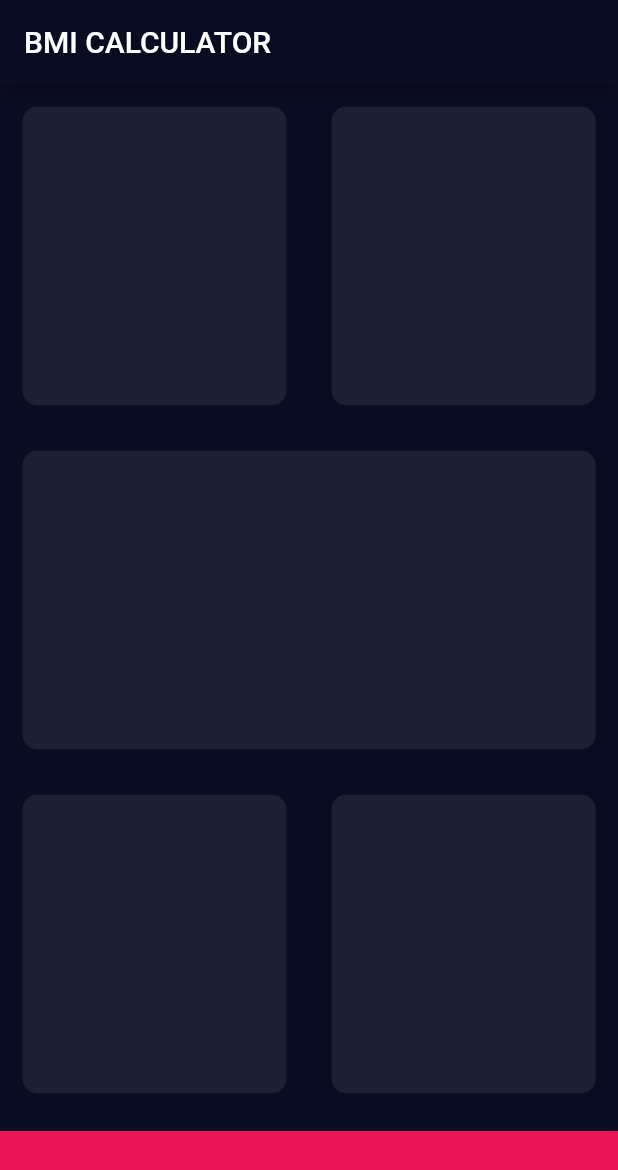
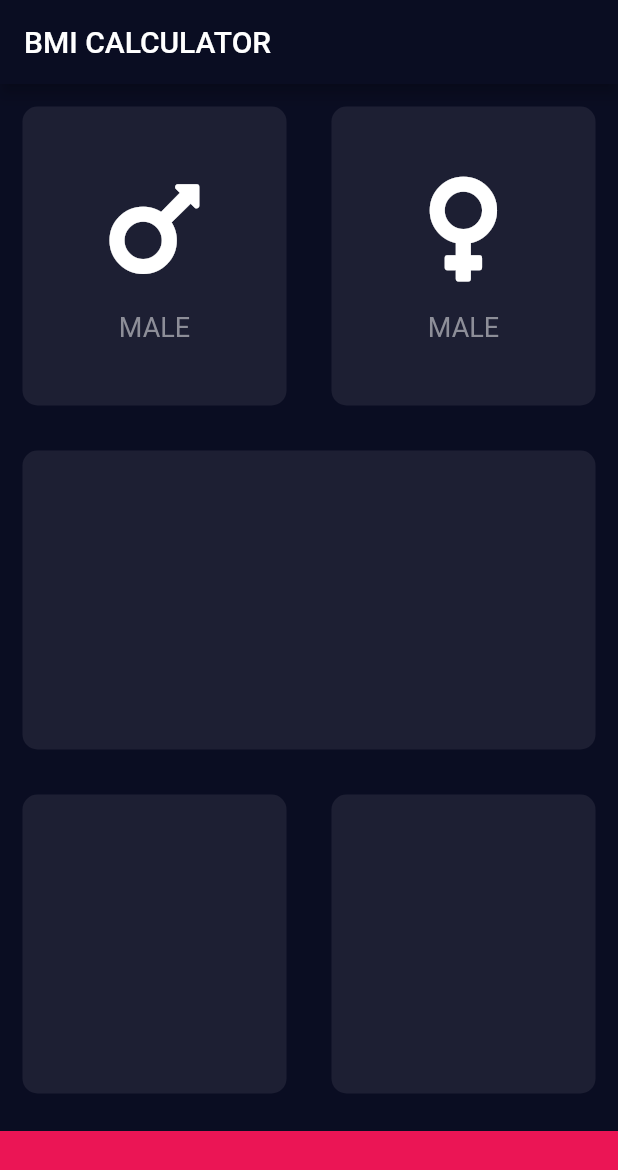
Before and after one commit to TeddyJubu/bmi-calculator-practice, a Flutter app: the screen it shows after launch, on a phone screen of 412 x 824 dp. Shown: the top 1170 px of the screen. Run offline on Flutter 3.47's test engine with Material 2 defaults, Android fonts, the phone set to English and light mode, and no system bars; our stand-ins replace font_awesome_flutter.

Commit message:
Top Icon added and 2 new dart file added named reusable_card and icon_content

```diff
--- /dev/null
+++ b/lib/icon_content.dart
@@ -0,0 +1,29 @@
+import 'package:flutter/material.dart';
+
+class TopCards extends StatelessWidget {
+  const TopCards({@required this.icon, @required this.text});
+  final IconData icon;
+  final String text;
+  @override
+  Widget build(BuildContext context) {
+    return Column(
+      mainAxisAlignment: MainAxisAlignment.center,
+      children: <Widget>[
+        Icon(
+          icon,
+          size: 80.0,
+        ),
+        SizedBox(
+          height: 15.0,
+        ),
+        Text(
+          'MALE',
+          style: TextStyle(
+            fontSize: 18.0,
+            color: Color(0xFF8D8E98),
+          ),
+        )
+      ],
+    );
+  }
+}
--- a/lib/input_page.dart
+++ b/lib/input_page.dart
@@ -1,5 +1,9 @@
 import 'package:flutter/cupertino.dart';
 import 'package:flutter/material.dart';
+import 'package:font_awesome_flutter/font_awesome_flutter.dart';
+
+import 'icon_content.dart';
+import 'reusable_card.dart';
 
 const reusableCardColor = 0xff1D1F33;
 const bottomButtonColor = Color(0xffeb1555);
@@ -23,11 +27,19 @@ class _InputPageState extends State<InputPage> {
               children: <Widget>[
                 Expanded(
                   child: ReusableCard(
+                    cardChild: TopCards(
+                      icon: FontAwesomeIcons.mars,
+                      text: "MALE",
+                    ),
                     colour: Color(reusableCardColor),
                   ),
                 ),
                 Expanded(
                   child: ReusableCard(
+                    cardChild: TopCards(
+                      icon: FontAwesomeIcons.venus,
+                      text: "FEMALE",
+                    ),
                     colour: Color(reusableCardColor),
                   ),
                 ),
@@ -72,20 +84,3 @@ class _InputPageState extends State<InputPage> {
     );
   }
 }
-
-class ReusableCard extends StatelessWidget {
-  ReusableCard({this.colour});
-
-  final Color colour;
-
-  @override
-  Widget build(BuildContext context) {
-    return Container(
-      margin: EdgeInsets.all(15.0),
-      decoration: BoxDecoration(
-        color: colour,
-        borderRadius: BorderRadius.circular(10.0),
-      ),
-    );
-  }
-}
--- /dev/null
+++ b/lib/reusable_card.dart
@@ -0,0 +1,20 @@
+import 'package:flutter/material.dart';
+
+class ReusableCard extends StatelessWidget {
+  ReusableCard({@required this.colour, this.cardChild});
+
+  final Color colour;
+  final Widget cardChild;
+
+  @override
+  Widget build(BuildContext context) {
+    return Container(
+      child: cardChild,
+      margin: EdgeInsets.all(15.0),
+      decoration: BoxDecoration(
+        color: colour,
+        borderRadius: BorderRadius.circular(10.0),
+      ),
+    );
+  }
+}
--- a/pubspec.yaml
+++ b/pubspec.yaml
@@ -11,6 +11,7 @@ dependencies:
     sdk: flutter
 
   cupertino_icons: ^0.1.2
+  font_awesome_flutter: ^8.8.1
 
 dev_dependencies:
   flutter_test:
```
Also changed, not shown: 2 other files.
